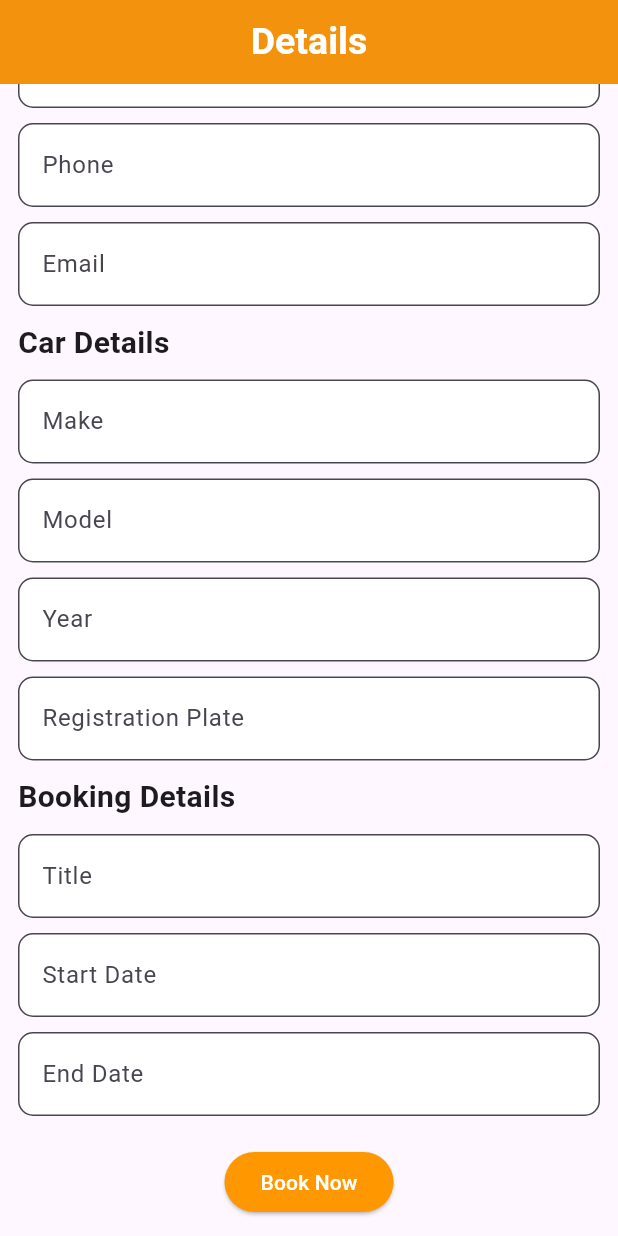
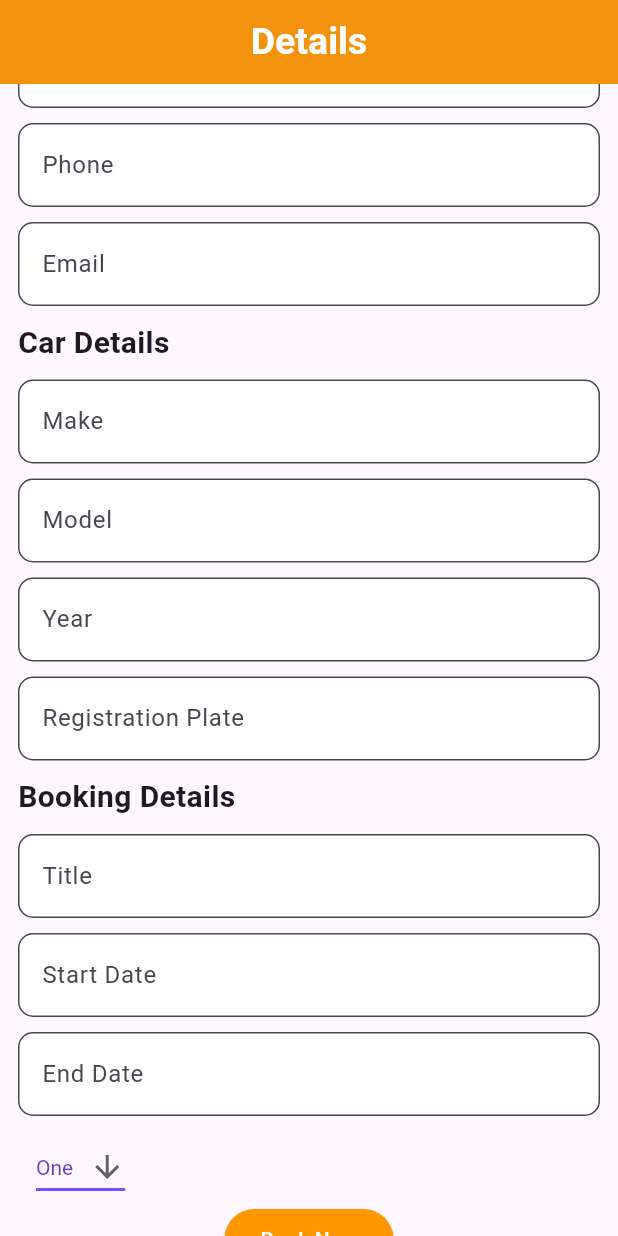
Before and after one commit to ZubaerHaider/car_service, a Flutter app: the screen it shows after launch, scrolled down 91 dp, on a phone screen of 412 x 824 dp. Run offline on Flutter 3.47's test engine with Material 3 defaults, Android fonts, the phone set to English and light mode, and no system bars.

Commit message:
all functionality added

```diff
--- a/lib/presentation/screen/booking_screen.dart
+++ b/lib/presentation/screen/booking_screen.dart
@@ -1,11 +1,30 @@
-import 'package:car_service/presentation/widget/user_input.dart';
+import 'package:car_service/presentation/widget/custom_field.dart';
 import 'package:flutter/material.dart';
 
-class BookingScreen extends StatelessWidget {
+const List<String> list = <String>['One', 'Two', 'Three', 'Four'];
+
+class BookingScreen extends StatefulWidget {
   const BookingScreen({super.key});
 
+  @override
+  State<BookingScreen> createState() => _BookingScreenState();
+}
 
+class _BookingScreenState extends State<BookingScreen> {
+  String dropdownValue = list.first;
 
+  final _formKey = GlobalKey<FormState>();
+
+  final nameController = TextEditingController();
+  final phoneController = TextEditingController();
+  final emailController = TextEditingController();
+  final makeController = TextEditingController();
+  final modelController = TextEditingController();
+  final yearController = TextEditingController();
+  final plateController = TextEditingController();
+  final titleController = TextEditingController();
+  final startController = TextEditingController();
+  final endController = TextEditingController();
 
   @override
   Widget build(BuildContext context) {
@@ -23,6 +42,9 @@ class BookingScreen extends StatelessWidget {
       body:  SingleChildScrollView(
         child: Padding(
           padding: const EdgeInsets.all(12.0),
+          child: Form(
+            key: _formKey,
+
             child: Column(
               crossAxisAlignment: CrossAxisAlignment.start,
               children: [
@@ -34,11 +56,12 @@ class BookingScreen extends StatelessWidget {
                   ),
                 ),
                 const SizedBox(height: 10,),
-              const UserInput(text: 'Full name'),
+                CustomField(label: 'Full Name', controller: nameController),
                 const SizedBox(height: 10,),
-              const UserInput(text: 'Phone'),
+                CustomField(label: 'Phone', controller: phoneController),
+
                 const SizedBox(height: 10,),
-              const UserInput(text: 'Email'),
+                CustomField(label: 'Email', controller: emailController),
                 const SizedBox(height: 10,),
 
                 const Text('Car Details',
@@ -47,34 +70,62 @@ class BookingScreen extends StatelessWidget {
                     fontSize: 20,
                   ),
                 ),
-
                 const SizedBox(height: 10,),
-              const UserInput(text: 'Make'),
+                CustomField(label: 'Make', controller: makeController),
                 const SizedBox(height: 10,),
-              const UserInput(text: 'Model'),
+                CustomField(label: 'Model', controller: modelController),
                 const SizedBox(height: 10,),
-              const UserInput(text: 'Year'),
+                CustomField(label: 'Year', controller: yearController),
                 const SizedBox(height: 10,),
-              const UserInput(text: 'Registration Plate'),
+                CustomField(label: 'Registration Plate', controller: plateController),
                 const SizedBox(height: 10,),
-
                 const Text('Booking Details',
                   style: TextStyle(
                     fontWeight: FontWeight.bold,
                     fontSize: 20,
                   ),
                 ),
+                const SizedBox(height: 10,),
+                CustomField(label: 'Title', controller: titleController),
+                const SizedBox(height: 10,),
+                CustomField(label: 'Start Date', controller: startController),
+                const SizedBox(height: 10,),
+                CustomField(label: 'End Date', controller: endController),
+                const SizedBox(height: 10,),
 
-              const SizedBox(height: 10,),
-              const UserInput(text: 'Title'),
-              const SizedBox(height: 10,),
-              const UserInput(text: 'Start Date'),
-              const SizedBox(height: 10,),
-              const UserInput(text: 'End Date'),
-              const SizedBox(height: 20,),
+              Padding(
+                padding: const EdgeInsets.symmetric(horizontal: 12),
+                child: DropdownButton<String>(
+                  value: dropdownValue,
+                  icon: const Icon(Icons.arrow_downward),
+                  elevation: 16,
+                  style: const TextStyle(color: Colors.deepPurple),
+                  underline: Container(
+                    height: 2,
+                    color: Colors.deepPurpleAccent,
+                  ),
+                  onChanged: (String? value) {
+                    // This is called when the user selects an item.
+                    setState(() {
+                      dropdownValue = value!;
+                    });
+                  },
+                  items: list.map<DropdownMenuItem<String>>((String value) {
+                    return DropdownMenuItem<String>(
+                      value: value,
+                      child: Text(value),
+                    );
+                  }).toList(),
+                ),
+              ),
 
                 Center(
-                child: ElevatedButton(onPressed: () {},
+                  child: ElevatedButton(onPressed: () {
+                    if(_formKey.currentState!.validate()){
+                      nameController.text;
+                      phoneController.text;
+                    }
+                  },
                       style:   ElevatedButton.styleFrom(
                           backgroundColor: Colors.orange
                       ),
@@ -88,6 +139,7 @@ class BookingScreen extends StatelessWidget {
             ),
           ),
         ),
+      ),
     );
   }
 }
--- /dev/null
+++ b/lib/presentation/widget/custom_field.dart
@@ -0,0 +1,46 @@
+import 'package:flutter/material.dart';
+
+// CustomTextField Widget Class
+class CustomField extends StatefulWidget {
+  final String label;
+  final TextEditingController? controller;
+
+  const CustomField({
+    super.key,
+    required this.label,
+    required this.controller,
+  });
+
+  @override
+  State<CustomField> createState() => _CustomTextFieldState();
+}
+
+class _CustomTextFieldState extends State<CustomField> {
+
+  @override
+  Widget build(BuildContext context) {
+    return TextFormField(
+      controller: widget.controller,
+      decoration: InputDecoration(
+        border: OutlineInputBorder(borderRadius: BorderRadius.circular(10)),
+        filled: true,
+        fillColor: Colors.white,
+
+        label: Text(widget.label) ,
+        hintStyle: const TextStyle(
+            color: Colors.black
+
+        ),
+      ),
+      validator: (value) {
+        if (value == null || value.isEmpty) {
+          return 'Fill the input field';
+        }
+        return null;
+      },
+      style: const TextStyle(
+        color: Colors.black,),
+
+    );
+  }
+}
--- a/lib/presentation/widget/user_input.dart
+++ /dev/null
@@ -1,26 +0,0 @@
-import 'package:flutter/material.dart';
-
-class UserInput extends StatelessWidget {
-  const UserInput({super.key, required this.text});
-  final String text;
-
-  @override
-  Widget build(BuildContext context) {
-    return TextFormField(
-      style: const TextStyle(
-        color: Colors.black,
-      ),
-      decoration: InputDecoration(
-        border: OutlineInputBorder(borderRadius: BorderRadius.circular(10)),
-        filled: true,
-        fillColor: Colors.white,
-        label:  Text(text),
-        hintStyle: const TextStyle(
-            color: Colors.black
-
-        ),
-      ),
-
-    );
-  }
-}
```
Lines whose indentation alone changed are shown as unchanged.
